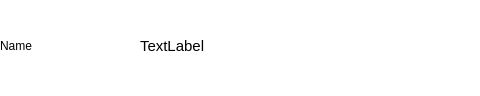
First picture: the form in src/ui/translate_entry_widget.ui, repository moonmagian/haru, before the edit; both pictures show x 0 to 480 and y 0 to 96 of the 787 by 96 pixel window.
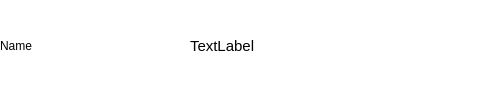
Second picture: the form after the edit.

The edit to the form file:
```diff
--- a/src/ui/translate_entry_widget.ui
+++ b/src/ui/translate_entry_widget.ui
@@ -11,7 +11,7 @@
    </rect>
   </property>
   <property name="sizePolicy">
-   <sizepolicy hsizetype="Preferred" vsizetype="Expanding">
+   <sizepolicy hsizetype="Expanding" vsizetype="Expanding">
     <horstretch>0</horstretch>
     <verstretch>0</verstretch>
    </sizepolicy>
@@ -22,7 +22,7 @@
   <property name="styleSheet">
    <string notr="true">background: transparent;</string>
   </property>
-  <widget class="QWidget" name="">
+  <widget class="QWidget" name="layoutWidget">
    <property name="geometry">
     <rect>
      <x>0</x>
@@ -45,7 +45,7 @@
       </property>
       <property name="minimumSize">
        <size>
-        <width>100</width>
+        <width>150</width>
         <height>0</height>
        </size>
       </property>
```
